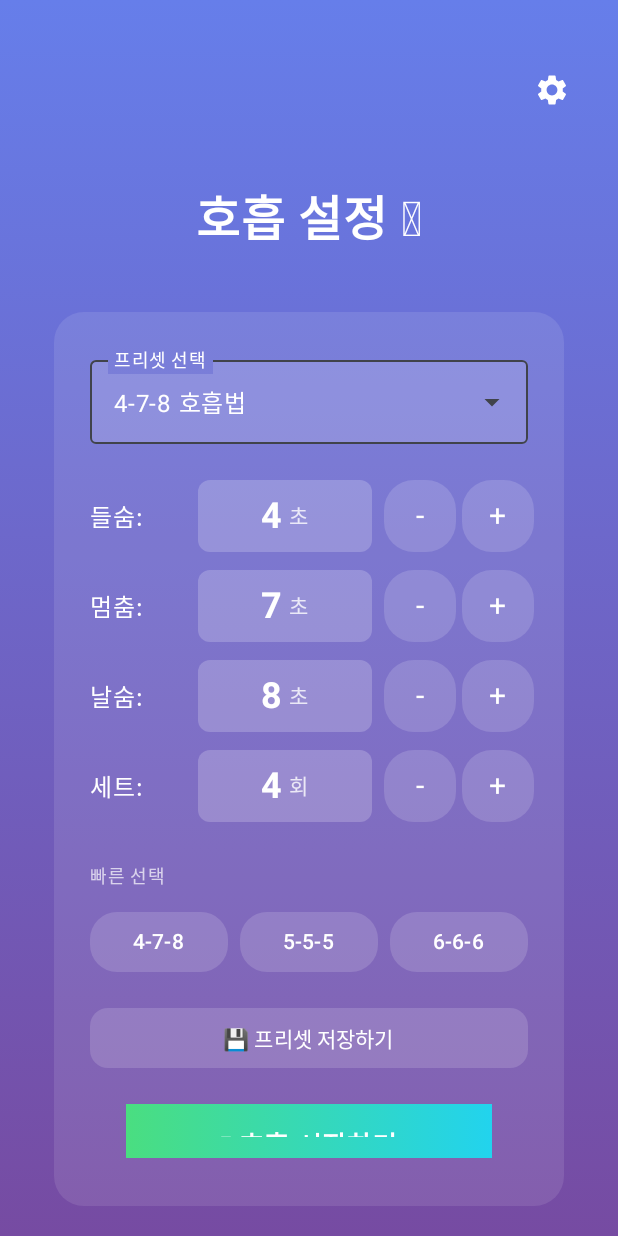
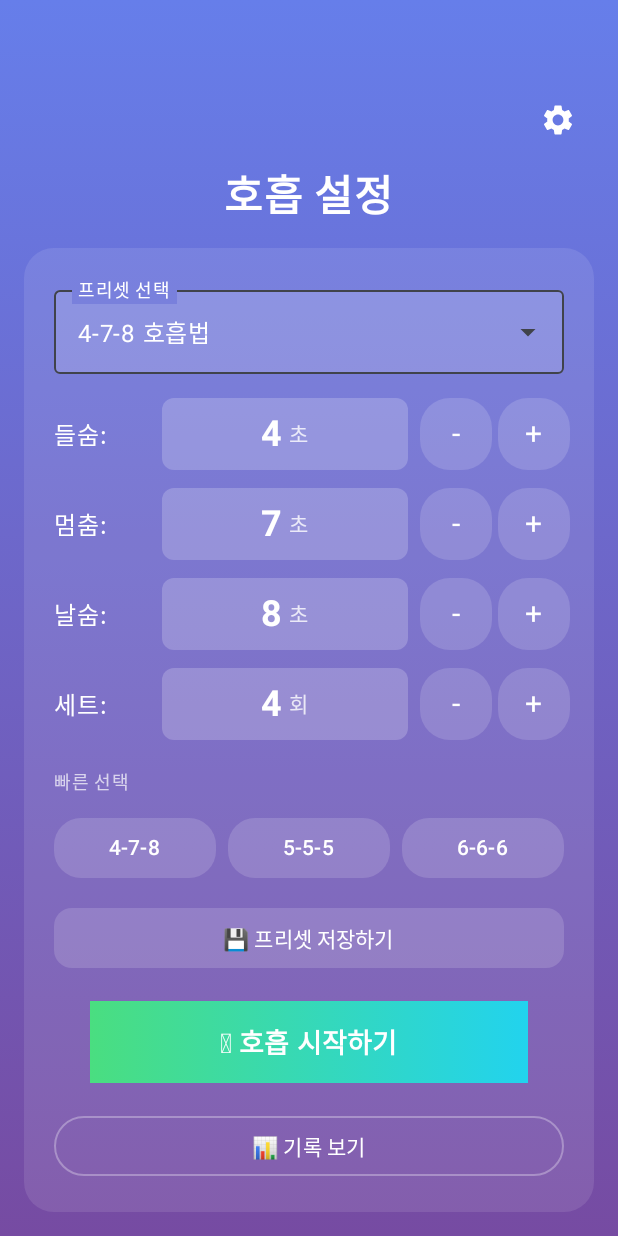
Before and after one commit to Pakker7/breathing-app, an Android app built with Jetpack Compose: the screen it shows after launch (MainActivity), on a phone screen of 412 x 824 dp. Run offline under Robolectric (Android 15) with nearby library versions, the phone set to English and light mode, and no system bars.

Commit message:
첫화면 하단 잘리는것 수정

```diff
--- a/app/src/main/java/com/breathing/app/screens/ConfigurationScreen.kt
+++ b/app/src/main/java/com/breathing/app/screens/ConfigurationScreen.kt
@@ -3,7 +3,9 @@ package com.breathing.app.screens
 import androidx.compose.foundation.BorderStroke
 import androidx.compose.foundation.background
 import androidx.compose.foundation.layout.*
+import androidx.compose.foundation.rememberScrollState
 import androidx.compose.foundation.shape.RoundedCornerShape
+import androidx.compose.foundation.verticalScroll
 import androidx.compose.material.icons.Icons
 import androidx.compose.material.icons.filled.Settings
 import androidx.compose.material3.*
@@ -55,17 +57,19 @@ fun ConfigurationScreen(
                     )
                 )
             )
-            .padding(20.dp)
     ) {
         Column(
-            modifier = Modifier.fillMaxSize(),
+            modifier = Modifier
+                .fillMaxSize()
+                .verticalScroll(rememberScrollState())
+                .padding(horizontal = 16.dp, vertical = 8.dp),
             horizontalAlignment = Alignment.CenterHorizontally
         ) {
             // Settings Button
             Row(
                 modifier = Modifier
                     .fillMaxWidth()
-                    .padding(vertical = 16.dp),
+                    .padding(top = 48.dp, bottom = 4.dp),
                 horizontalArrangement = Arrangement.End
             ) {
                 IconButton(onClick = { showSettingsDialog = true }) {
@@ -77,23 +81,20 @@ fun ConfigurationScreen(
                 }
             }
 
-            Spacer(modifier = Modifier.height(20.dp))
-
             // Title
             Text(
-                text = "호흡 설정 🫁",
-                fontSize = 32.sp,
+                text = "호흡 설정",
+                fontSize = 28.sp,
                 fontWeight = FontWeight.Bold,
-                color = Color.White
+                color = Color.White,
+                modifier = Modifier.padding(bottom = 16.dp)
             )
-
-            Spacer(modifier = Modifier.height(40.dp))
 
             // Card Container
             Card(
                 modifier = Modifier
                     .fillMaxWidth()
-                    .padding(horizontal = 16.dp),
+                    .padding(bottom = 16.dp),
                 shape = RoundedCornerShape(20.dp),
                 colors = CardDefaults.cardColors(
                     containerColor = Color.White.copy(alpha = 0.1f)
@@ -102,7 +103,7 @@ fun ConfigurationScreen(
                 Column(
                     modifier = Modifier
                         .fillMaxWidth()
-                        .padding(24.dp)
+                        .padding(20.dp)
                 ) {
                     // Preset Dropdown
                     var expanded by remember { mutableStateOf(false) }
@@ -151,7 +152,7 @@ fun ConfigurationScreen(
                         }
                     }
 
-                    Spacer(modifier = Modifier.height(24.dp))
+                    Spacer(modifier = Modifier.height(16.dp))
 
                     // Number Inputs
                     NumberInput(
@@ -224,7 +225,7 @@ fun ConfigurationScreen(
                         }
                     )
 
-                    Spacer(modifier = Modifier.height(24.dp))
+                    Spacer(modifier = Modifier.height(16.dp))
 
                     // Quick Select
                     Text(
@@ -260,7 +261,7 @@ fun ConfigurationScreen(
                         }
                     }
 
-                    Spacer(modifier = Modifier.height(16.dp))
+                    Spacer(modifier = Modifier.height(12.dp))
 
                     // Save Preset Button
                     Button(
@@ -274,7 +275,7 @@ fun ConfigurationScreen(
                         Text("💾 프리셋 저장하기", color = Color.White)
                     }
 
-                    Spacer(modifier = Modifier.height(12.dp))
+                    Spacer(modifier = Modifier.height(10.dp))
 
                     // Start Button
                     Button(
@@ -303,7 +304,7 @@ fun ConfigurationScreen(
                         }
                     }
 
-                    Spacer(modifier = Modifier.height(12.dp))
+                    Spacer(modifier = Modifier.height(10.dp))
 
                     // History Button
                     OutlinedButton(
--- a/app/src/main/res/values/strings.xml
+++ b/app/src/main/res/values/strings.xml
@@ -1,6 +1,6 @@
 <?xml version="1.0" encoding="utf-8"?>
 <resources>
-    <string name="app_name">호흡 운동</string>
+    <string name="app_name">호흡법 운동</string>
 
     <!-- Configuration Screen -->
     <string name="breathing_config">호흡 설정 🫁</string>
```
